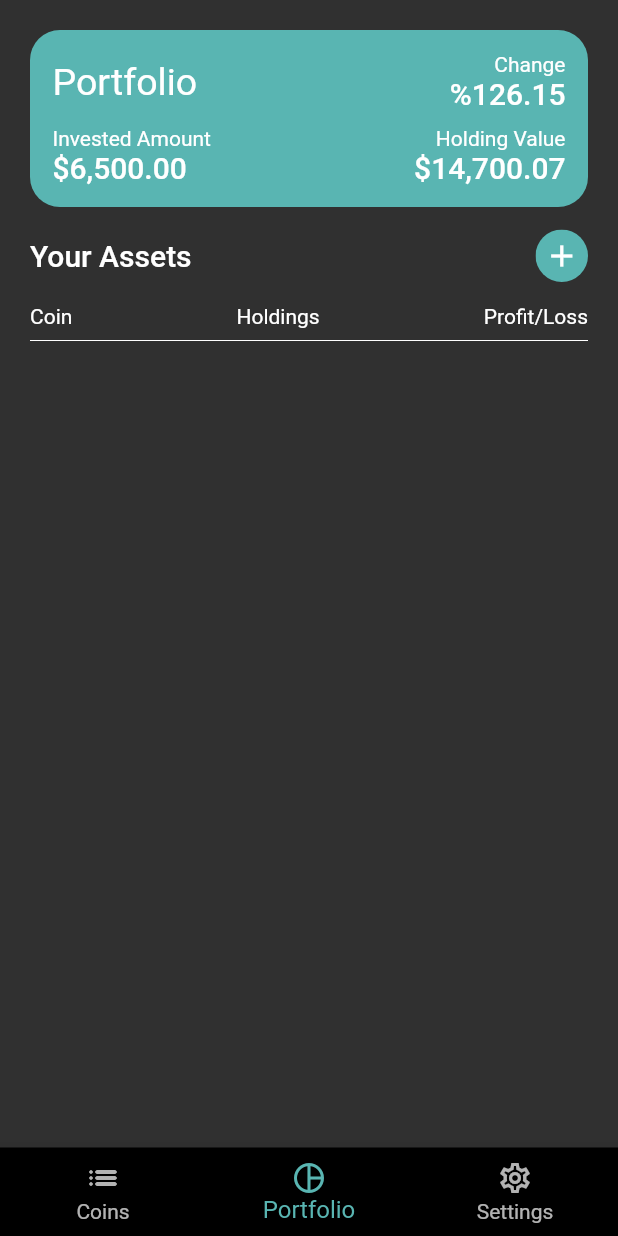
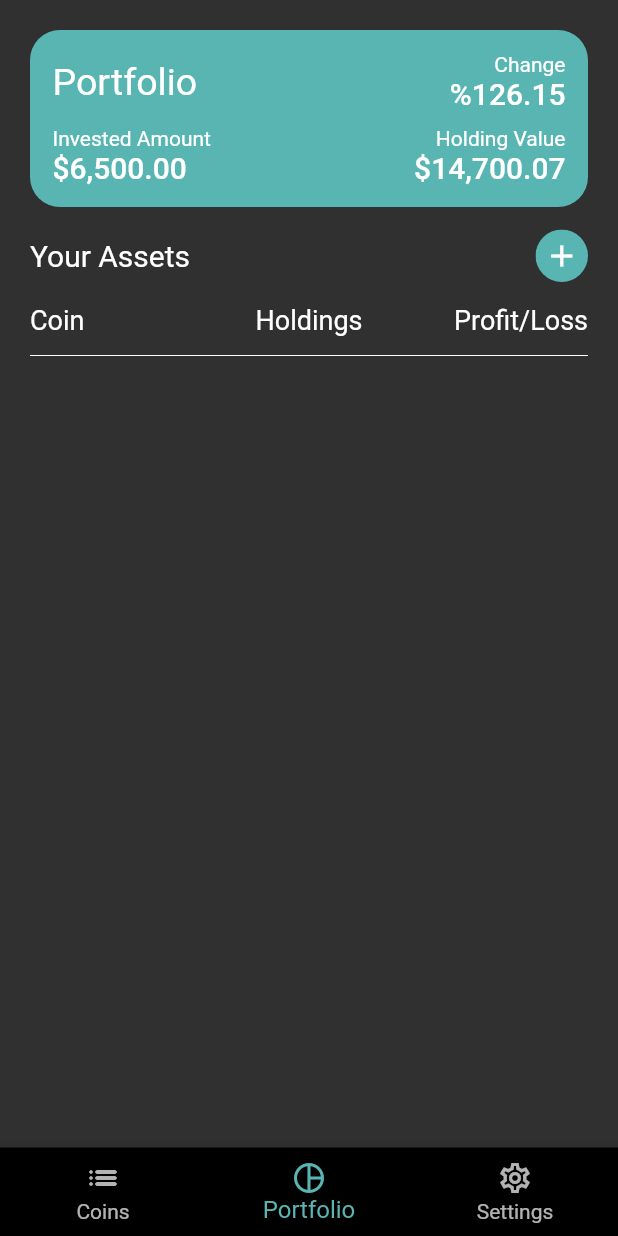
Before and after one commit to Charizard17/bit_holdings_app, a Flutter app: the screen it shows after launch, item 2 of the bottom bar chosen, on a phone screen of 412 x 824 dp. Run offline on Flutter 3.47's test engine with Material 2 defaults, Android fonts, the phone set to English and light mode, and no system bars; our stand-ins replace cloud_firestore, firebase_auth, firebase_core; accounts and stored records are empty; network calls fail.

Commit message:
asset_list_tile renamed as portfolio_list_item. some adjustments

```diff
--- a/lib/screens/portfolio_screen.dart
+++ b/lib/screens/portfolio_screen.dart
@@ -3,7 +3,8 @@ import 'package:firebase_auth/firebase_auth.dart';
 import 'package:flutter/material.dart';
 import 'package:animations/animations.dart';
 
-import '../widgets/asset_list_tile.dart';
+import '../services/api_methods.dart';
+import '../widgets/portfolio_list_item.dart';
 import 'add_coin_screen.dart';
 
 class PortfolioScreen extends StatelessWidget {
@@ -85,7 +86,9 @@ class PortfolioScreen extends StatelessWidget {
                 children: [
                   Text(
                     'Your Assets',
-                    style: Theme.of(context).textTheme.headline6,
+                    style: TextStyle(
+                      fontSize: 20,
+                    ),
                   ),
                   SizedBox(
                     width: 35,
@@ -117,11 +120,39 @@ class PortfolioScreen extends StatelessWidget {
               Row(
                 mainAxisAlignment: MainAxisAlignment.spaceBetween,
                 children: [
-                  Text('Coin'),
-                  Text('Holdings'),
-                  Text('Profit/Loss'),
+                  Expanded(
+                    flex: 3,
+                    child: Text(
+                      'Coin',
+                      style: TextStyle(
+                        fontSize: 18,
+                      ),
+                      textAlign: TextAlign.left,
+                    ),
+                  ),
+                  Expanded(
+                    flex: 2,
+                    child: Text(
+                      'Holdings',
+                      style: TextStyle(
+                        fontSize: 18,
+                      ),
+                      textAlign: TextAlign.center,
+                    ),
+                  ),
+                  Expanded(
+                    flex: 3,
+                    child: Text(
+                      'Profit/Loss',
+                      style: TextStyle(
+                        fontSize: 18,
+                      ),
+                      textAlign: TextAlign.right,
+                    ),
+                  ),
                 ],
               ),
+              SizedBox(height: 5),
               Divider(color: Colors.white),
               Container(
                 child: StreamBuilder(
@@ -139,35 +170,18 @@ class PortfolioScreen extends StatelessWidget {
                         ),
                       );
                     }
-
                     return ListView(
                       scrollDirection: Axis.vertical,
                       shrinkWrap: true,
                       children: snapshot.data!.docs.map((document) {
                         return Container(
-                          padding: EdgeInsets.symmetric(vertical: 10,),
-                          child: Row(
-                            mainAxisAlignment: MainAxisAlignment.spaceBetween,
-                            children: [
-                              Text(
-                                '${document.id}',
-                                style: TextStyle(
-                                  fontSize: 18,
-                                ),
-                              ),
-                              Text(
-                                '${document["Quantity"]}',
-                                style: TextStyle(
-                                  fontSize: 18,
-                                ),
-                              ),
-                              Text(
-                                'Price: ${document["Price"]}',
-                                style: TextStyle(
-                                  fontSize: 18,
-                                ),
-                              ),
-                            ],
+                          padding: EdgeInsets.symmetric(
+                            vertical: 10,
+                          ),
+                          child: PortfolioListItem(
+                            name: document.id,
+                            price: document['Price'].toString(),
+                            quantity: document['Quantity'].toString(),
                           ),
                         );
                       }).toList(),
--- a/lib/widgets/coin_data_widget.dart
+++ b/lib/widgets/coin_data_widget.dart
@@ -36,7 +36,7 @@ class CoinDataWidget extends StatelessWidget {
             child: Text(
               rank,
               style: TextStyle(
-                fontSize: 18,
+                fontSize: 16,
               ),
             ),
           ),
@@ -55,14 +55,14 @@ class CoinDataWidget extends StatelessWidget {
                 Text(
                   name,
                   style: TextStyle(
-                    fontSize: 18,
+                    fontSize: 16,
                     color: Colors.white,
                   ),
                 ),
                 Text(
                   symbol.toUpperCase(),
                   style: TextStyle(
-                    fontSize: 18,
+                    fontSize: 16,
                     color: Colors.white60,
                   ),
                 ),
```
Also changed, not shown: lib/widgets/asset_list_tile.dart (deleted, +0 -66 lines), lib/widgets/portfolio_list_item.dart (added, +58 -0 lines).
